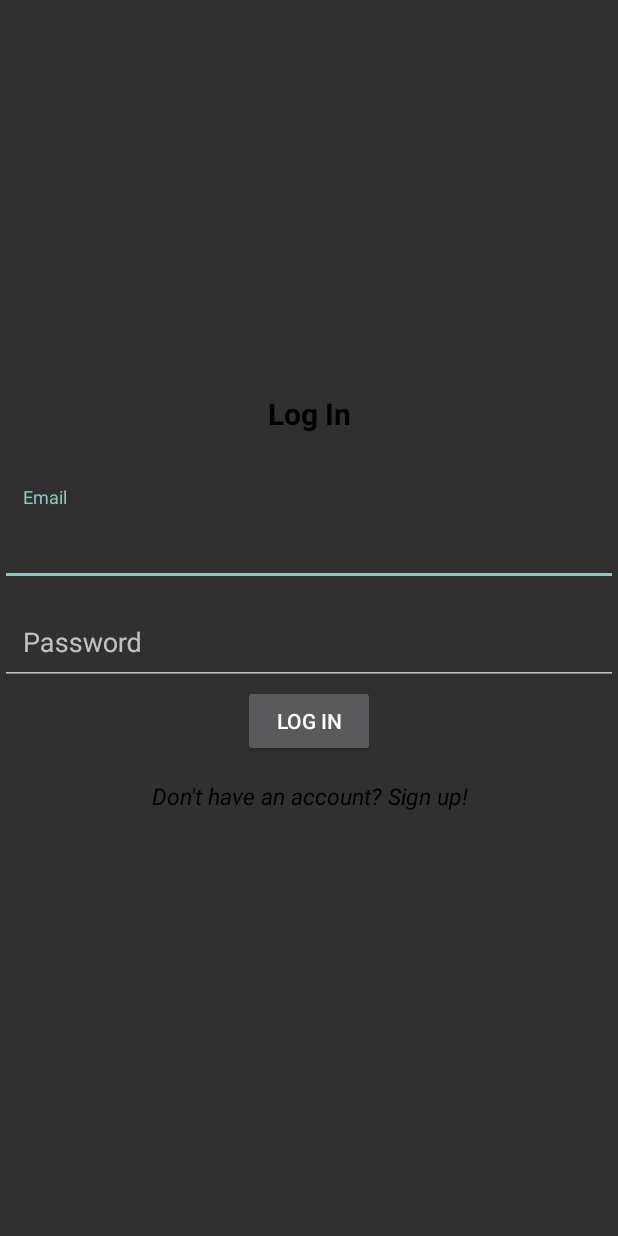
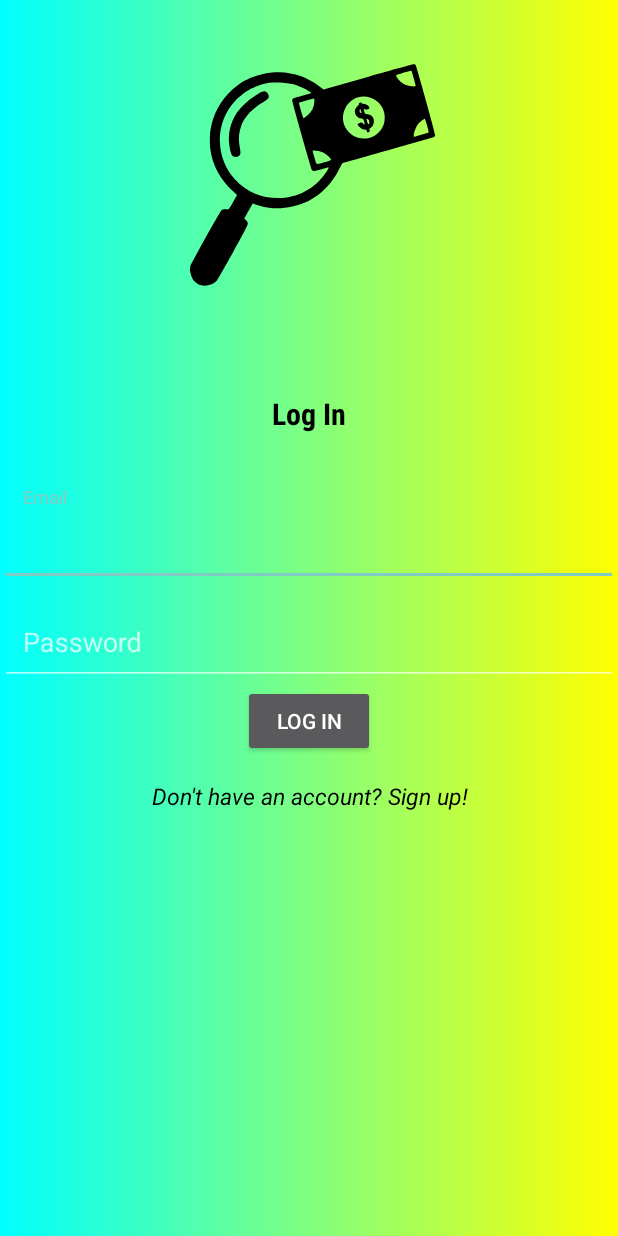
Before and after one commit to hiiambee/buddy-b, an Android app built with Jetpack Compose: the screen it shows after launch (Login), on a phone screen of 412 x 824 dp. Run offline under Robolectric (Android 15) with nearby library versions, the phone set to English and light mode, and no system bars; our stand-ins replace Firebase (no records; nobody signed in at launch, a user with empty details on screens opened directly).

Commit message:
Authentication (Initial) Splash Screen (To login page) Login and Signup UI

```diff
--- /dev/null
+++ b/app/src/main/res/drawable/gradient_drawable.xml
@@ -0,0 +1,12 @@
+<?xml version="1.0" encoding="utf-8"?>
+<shape
+    android:shape = "rectangle"
+
+    xmlns:android = "http://schemas.android.com/apk/res/android" >
+
+    <gradient
+        android:startColor = "#00FFFF"
+        android:endColor = "#FFFF00"
+        android:angle = "360"
+        android:type="linear"/>
+</shape>
--- a/app/src/main/res/drawable/icon.xml
+++ b/app/src/main/res/drawable/icon.xml
@@ -1,6 +1,6 @@
 <vector xmlns:android="http://schemas.android.com/apk/res/android"
-    android:width="250dp"
-    android:height="250dp"
+    android:width="200dp"
+    android:height="200dp"
     android:viewportWidth="500"
     android:viewportHeight="500">
   <path
--- a/app/src/main/res/layout/activity_login.xml
+++ b/app/src/main/res/layout/activity_login.xml
@@ -6,10 +6,15 @@
     android:gravity="center"
     android:layout_width="match_parent"
     android:layout_height="match_parent"
-    tools:context=".Login">
+    android:foreground="@drawable/icon"
+    android:foregroundGravity="top|center"
+    android:background="@drawable/gradient_drawable"
+    tools:context=".Login"
+    >
 
     <TextView
         android:text="@string/Login"
+        android:fontFamily="sans-serif-condensed-medium"
         android:layout_width="match_parent"
         android:layout_height="wrap_content"
         android:gravity="center"
--- a/app/src/main/res/layout/activity_register.xml
+++ b/app/src/main/res/layout/activity_register.xml
@@ -6,10 +6,12 @@
     android:gravity="center"
     android:layout_width="match_parent"
     android:layout_height="match_parent"
+    android:background="@drawable/gradient_drawable"
     tools:context=".Register">
 
     <TextView
         android:text="@string/Register"
+        android:fontFamily="sans-serif-condensed-medium"
         android:layout_width="match_parent"
         android:layout_height="wrap_content"
         android:gravity="center"
```
